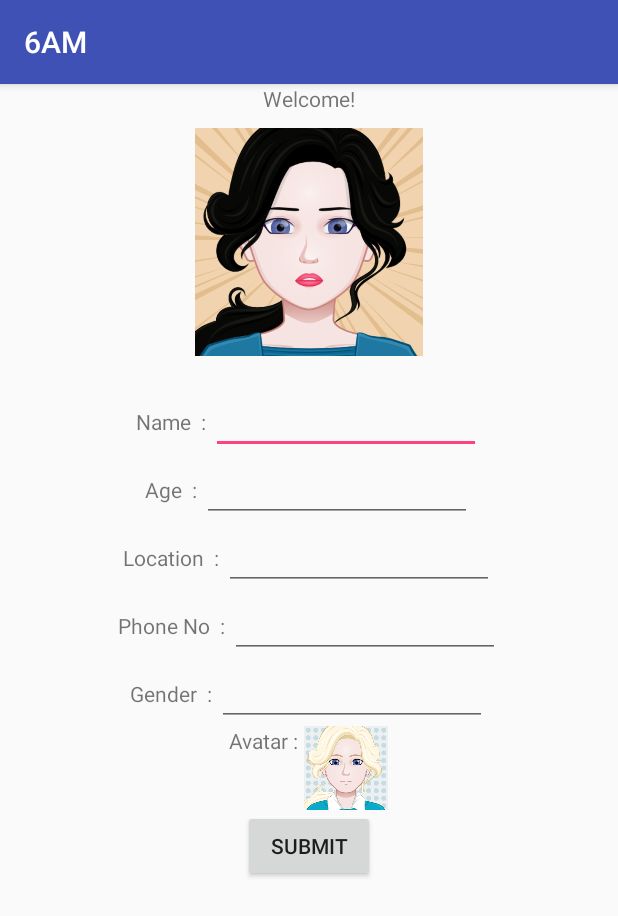
After one commit to ksAvinash/6AM, an Android app: the AppSignUp screen opened directly, with no data from a screen before it, on a phone screen of 412 x 824 dp. The commit adds this screen. Shown: the top 916 px of the screen. Run offline under Robolectric (Android 15) with nearby library versions, the phone set to English and light mode, and no system bars; pictures from the network do not load; 4 statements that could not run were skipped.

Commit message:
App Sign-up basic with call to server

```diff
--- a/app/build.gradle
+++ b/app/build.gradle
@@ -28,8 +28,8 @@ dependencies {
     compile 'com.android.support:appcompat-v7:25.3.1'
     compile 'com.android.support:design:25.3.1'
     compile 'com.android.support:support-vector-drawable:25.3.1'
-    testCompile 'junit:junit:4.12'
     compile 'com.android.support.constraint:constraint-layout:1.0.2'
     compile 'com.google.android.gms:play-services-auth:9.8.0'
     compile 'com.github.bumptech.glide:glide:3.7.0'
+    testCompile 'junit:junit:4.12'
 }
--- /dev/null
+++ b/app/src/main/java/com/smartamigos/jci/a6am/AppSignUp.java
@@ -0,0 +1,142 @@
+package com.smartamigos.jci.a6am;
+
+import android.net.Uri;
+import android.support.v7.app.AppCompatActivity;
+import android.os.Bundle;
+import android.text.TextUtils;
+import android.util.Log;
+import android.view.View;
+import android.widget.Button;
+import android.widget.EditText;
+import android.widget.ImageView;
+
+import com.bumptech.glide.Glide;
+import com.google.android.gms.auth.api.signin.GoogleSignInAccount;
+import com.google.android.gms.auth.api.signin.GoogleSignInResult;
+
+import org.json.JSONObject;
+
+import java.io.BufferedReader;
+import java.io.DataOutputStream;
+import java.io.InputStreamReader;
+import java.net.HttpURLConnection;
+import java.net.URL;
+import java.net.URLEncoder;
+
+public class AppSignUp extends AppCompatActivity {
+    private static GoogleSignInResult googleSignInResult;
+    private EditText userNameInput;
+    private EditText userAgeInput;
+    private EditText userLocationInput;
+    private EditText userPhoneInput;
+    private EditText userGenderInput;
+    private ImageView googleProfileImage;
+    private Button signUpButton;
+    private boolean isFilled = true;
+
+    @Override
+    protected void onCreate(Bundle savedInstanceState) {
+        super.onCreate(savedInstanceState);
+
+        final Bundle gSignInData = getIntent().getExtras();
+        String googleName = gSignInData.getString("userName");
+        final String googleEmail = gSignInData.getString("userEmail");
+
+        setContentView(R.layout.activity_app_sign_up);
+
+        userNameInput = (EditText) findViewById(R.id.userNameInput);
+        userAgeInput = (EditText) findViewById(R.id.userAgeInput);
+        userLocationInput = (EditText) findViewById(R.id.userLocationInput);
+        userPhoneInput = (EditText) findViewById(R.id.userPhoneInput);
+        userGenderInput = (EditText) findViewById(R.id.userGenderInput);
+        googleProfileImage = (ImageView) findViewById(R.id.googleProfileImage);
+        signUpButton = (Button) findViewById(R.id.signUpButton);
+        Log.i("urlReceived : ", gSignInData.getString("userProfileImage"));
+
+        userNameInput.setText(googleName);
+        if (gSignInData.getString("") != null) {
+            Uri googlePhoto = Uri.parse(gSignInData.getString("userProfileImage"));
+            Glide.with(this).load(googlePhoto).into(googleProfileImage);
+        }
+
+        signUpButton.setOnClickListener(new View.OnClickListener() {
+            @Override
+            public void onClick(View v) {
+                if (!TextUtils.isEmpty(googleEmail)) {
+                    if (TextUtils.isEmpty(userNameInput.getText())) {
+                        userNameInput.setError("UserName required!");
+                        isFilled = false;
+                    }
+                    if (TextUtils.isEmpty(userAgeInput.getText())) {
+                        userAgeInput.setError("Age required!");
+                        isFilled = false;
+                    }
+                    if (TextUtils.isEmpty(userLocationInput.getText())) {
+                        userLocationInput.setError("Location required!");
+                        isFilled = false;
+                    }
+                    if (TextUtils.isEmpty(userPhoneInput.getText())) {
+                        userPhoneInput.setError("Phone no required!");
+                        isFilled = false;
+                    }
+                    if (TextUtils.isEmpty(userGenderInput.getText())) {
+                        userGenderInput.setError("Gender required!");
+                        isFilled = false;
+                    }
+                    if (isFilled) {
+                        Log.i("","Inside calling post");
+                        Thread thread = new Thread(new Runnable() {
+                            @Override
+                            public void run() {
+                                try {
+                                    URL url = new URL("https://zra7dwvb6b.execute-api.ap-south-1.amazonaws.com/prod/signup");
+                                    HttpURLConnection conn = (HttpURLConnection) url.openConnection();
+                                    conn.setRequestMethod("POST");
+                                    conn.setRequestProperty("Content-Type", "application/json");
+                                    conn.setRequestProperty("Accept", "application/json");
+                                    conn.setDoOutput(true);
+                                    conn.setDoInput(true);
+
+                                    JSONObject jsonParam = new JSONObject();
+                                    jsonParam.put("email", googleEmail);
+                                    jsonParam.put("name",userNameInput.getText());
+                                    jsonParam.put("gender",userGenderInput.getText());
+                                    jsonParam.put("age",userAgeInput.getText());
+                                    jsonParam.put("phoneno",userPhoneInput.getText());
+                                    jsonParam.put("place",userLocationInput.getText());
+                                    jsonParam.put("avatarid",gSignInData.getString("userProfileImage"));
+
+                                    Log.i("JSON", jsonParam.toString());
+                                    DataOutputStream os = new DataOutputStream(conn.getOutputStream());
+                                    //os.writeBytes(URLEncoder.encode(jsonParam.toString(), "UTF-8"));
+                                    os.writeBytes(jsonParam.toString());
+
+                                    os.flush();
+
+                                    BufferedReader serverAnswer = new BufferedReader(new InputStreamReader(conn.getInputStream()));
+                                    String line;
+                                    while ((line = serverAnswer.readLine()) != null) {
+
+                                        Log.i("LINE: ", line); //<--If any response from server
+                                        //use it as you need, if server send something back you will get it here.
+                                    }
+
+                                    os.close();
+
+                                    Log.i("STATUS", String.valueOf(conn.getResponseCode()));
+                                    Log.i("MSG", conn.getResponseMessage());
+
+                                    conn.disconnect();
+                                } catch (Exception e) {
+                                    e.printStackTrace();
+                                }
+                            }
+                        });
+
+                        thread.start();
+                    }
+                }
+            }
+        });
+    }
+}
--- /dev/null
+++ b/app/src/main/res/layout/activity_app_sign_up.xml
@@ -0,0 +1,130 @@
+<?xml version="1.0" encoding="utf-8"?>
+<LinearLayout xmlns:android="http://schemas.android.com/apk/res/android"
+    xmlns:app="http://schemas.android.com/apk/res-auto"
+    xmlns:tools="http://schemas.android.com/tools"
+    android:layout_width="match_parent"
+    android:layout_height="match_parent"
+    android:orientation="vertical"
+    tools:context="com.smartamigos.jci.a6am.AppSignUp">
+
+    <TextView
+        android:layout_width="wrap_content"
+        android:layout_height="wrap_content"
+        android:layout_gravity="center_horizontal"
+        android:text="Welcome!" />
+
+    <android.support.v4.widget.Space
+        android:layout_width="match_parent"
+        android:layout_height="10dp" />
+    <ImageView
+        android:id="@+id/googleProfileImage"
+        android:layout_width="152dp"
+        android:layout_height="152dp"
+        android:layout_gravity="center_horizontal"
+        android:src="@drawable/myavatar1" />
+
+    <android.support.v4.widget.Space
+        android:layout_width="match_parent"
+        android:layout_height="20dp" />
+
+    <LinearLayout
+        android:layout_width="match_parent"
+        android:layout_height="wrap_content"
+        android:orientation="horizontal"
+        android:gravity="center_horizontal">
+        <TextView
+            android:layout_width="wrap_content"
+            android:layout_height="wrap_content"
+            android:text="Name  : "/>
+        <EditText
+            android:layout_width="180dp"
+            android:layout_height="wrap_content"
+            android:id="@+id/userNameInput"/>
+    </LinearLayout>
+
+    <LinearLayout
+        android:layout_width="match_parent"
+        android:layout_height="wrap_content"
+        android:orientation="horizontal"
+        android:gravity="center_horizontal">
+        <TextView
+            android:layout_width="wrap_content"
+            android:layout_height="wrap_content"
+            android:text="Age  : "/>
+        <EditText
+            android:layout_width="180dp"
+            android:layout_height="wrap_content"
+            android:id="@+id/userAgeInput"
+            android:inputType="number"/>
+    </LinearLayout>
+
+    <LinearLayout
+        android:layout_width="match_parent"
+        android:layout_height="wrap_content"
+        android:orientation="horizontal"
+        android:gravity="center_horizontal">
+        <TextView
+            android:layout_width="wrap_content"
+            android:layout_height="wrap_content"
+            android:text="Location  : "/>
+        <EditText
+            android:layout_width="180dp"
+            android:layout_height="wrap_content"
+            android:id="@+id/userLocationInput"/>
+    </LinearLayout>
+
+    <LinearLayout
+        android:layout_width="match_parent"
+        android:layout_height="wrap_content"
+        android:orientation="horizontal"
+        android:gravity="center_horizontal">
+        <TextView
+            android:layout_width="wrap_content"
+            android:layout_height="wrap_content"
+            android:text="Phone No  : "/>
+        <EditText
+            android:layout_width="180dp"
+            android:layout_height="wrap_content"
+            android:id="@+id/userPhoneInput"
+            android:inputType="number"/>
+    </LinearLayout>
+
+    <LinearLayout
+        android:layout_width="match_parent"
+        android:layout_height="wrap_content"
+        android:orientation="horizontal"
+        android:gravity="center_horizontal">
+        <TextView
+            android:layout_width="wrap_content"
+            android:layout_height="wrap_content"
+            android:text="Gender  : "/>
+        <EditText
+            android:layout_width="180dp"
+            android:layout_height="wrap_content"
+            android:id="@+id/userGenderInput"/>
+    </LinearLayout>
+
+    <LinearLayout
+        android:layout_width="match_parent"
+        android:layout_height="wrap_content"
+        android:orientation="horizontal"
+        android:gravity="center_horizontal">
+        <TextView
+            android:layout_width="wrap_content"
+            android:layout_height="wrap_content"
+            android:text="Avatar : "/>
+        <ImageView
+            android:layout_width="56dp"
+            android:layout_height="56dp"
+            android:src="@drawable/myavatar2"
+            android:id="@+id/userAvatarInput"/>
+    </LinearLayout>
+
+    <Button
+        android:layout_width="wrap_content"
+        android:layout_height="wrap_content"
+        android:layout_gravity="center"
+        android:text="SUBMIT"
+        android:id="@+id/signUpButton"/>
+
+</LinearLayout>
```
Also changed, not shown: app/src/main/AndroidManifest.xml (+7 -7 lines), app/src/main/java/com/smartamigos/jci/a6am/GoogleSignInActivity.java (renamed from app/src/main/java/com/smartamigos/jci/a6am/LoginActivity.java, +19 -14 lines), app/src/main/res/layout/google_signin_layout.xml (added, +21 -0 lines).
